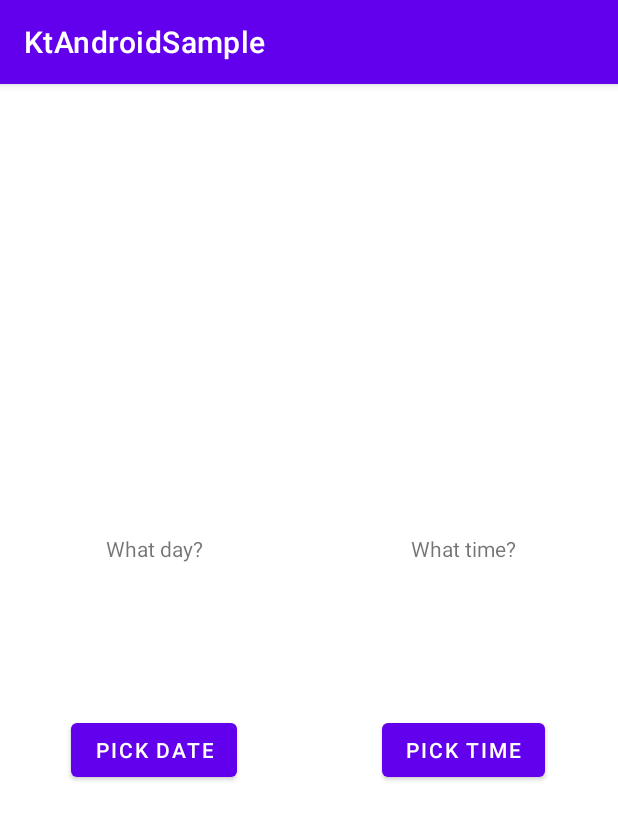
After one commit to nao-sato/AndroidSamplesApp, an Android app: the PickerActivity screen opened directly, with no data from a screen before it, on a phone screen of 412 x 824 dp. The commit adds this screen. Shown: the top 820 px of the screen. Run offline under Robolectric (Android 15) with nearby library versions, the phone set to English and light mode, and no system bars; our stand-ins replace data binding.

Commit message:
・パッケージPickerを追加 ・DatePickerを実装 ・次回コミットでTimePickerを実装

```diff
--- a/app/build.gradle
+++ b/app/build.gradle
@@ -44,6 +44,7 @@ dependencies {
     implementation 'com.google.android.material:material:1.2.1'
     implementation 'androidx.constraintlayout:constraintlayout:2.0.4'
     implementation 'androidx.fragment:fragment-ktx:1.1.0-alpha04'
+    implementation 'androidx.legacy:legacy-support-v4:1.0.0'
     testImplementation 'junit:junit:4.+'
     androidTestImplementation 'androidx.test.ext:junit:1.1.2'
     androidTestImplementation 'androidx.test.espresso:espresso-core:3.3.0'
--- a/app/src/main/java/com/example/ktAndroidSample/MainActivity.kt
+++ b/app/src/main/java/com/example/ktAndroidSample/MainActivity.kt
@@ -5,6 +5,7 @@ import androidx.activity.viewModels
 import androidx.appcompat.app.AppCompatActivity
 import androidx.databinding.DataBindingUtil
 import androidx.lifecycle.Observer
+import com.example.ktAndroidSample.Picker.PickerActivity
 import com.example.ktAndroidSample.databinding.ActivityMainBinding
 import com.example.ktAndroidSample.mediaPlayer.MediaPlayerActivity
 import com.example.ktAndroidSample.service.ServiceActivity
@@ -53,6 +54,7 @@ class MainActivity : AppCompatActivity() {
         when (activitySimpleName) {
             MediaPlayerActivity::class.java.simpleName -> MediaPlayerActivity.start(this)
             ServiceActivity::class.java.simpleName -> ServiceActivity.start(this)
+            PickerActivity::class.java.simpleName -> PickerActivity.start(this)
         }
     }
 
--- a/app/src/main/java/com/example/ktAndroidSample/MainViewModel.kt
+++ b/app/src/main/java/com/example/ktAndroidSample/MainViewModel.kt
@@ -2,6 +2,7 @@ package com.example.ktAndroidSample
 
 import androidx.lifecycle.MutableLiveData
 import androidx.lifecycle.ViewModel
+import com.example.ktAndroidSample.Picker.PickerActivity
 import com.example.ktAndroidSample.mediaPlayer.MediaPlayerActivity
 import com.example.ktAndroidSample.service.ServiceActivity
 
@@ -13,6 +14,7 @@ class MainViewModel: ViewModel() {
             listOf(
                 Pair("MediaPlayer", MediaPlayerActivity::class.java.simpleName),
                 Pair("Service", ServiceActivity::class.java.simpleName),
+                Pair("Picker",PickerActivity::class.java.simpleName)
             )
         )
     }
--- /dev/null
+++ b/app/src/main/java/com/example/ktAndroidSample/Picker/PickerActivity.kt
@@ -0,0 +1,42 @@
+package com.example.ktAndroidSample.Picker
+
+import android.app.Activity
+import android.app.DatePickerDialog
+import android.content.Intent
+import androidx.appcompat.app.AppCompatActivity
+import android.os.Bundle
+import android.view.View
+import android.widget.DatePicker
+import androidx.databinding.DataBindingUtil
+import androidx.databinding.DataBindingUtil.setContentView
+import androidx.fragment.app.FragmentActivity
+import com.example.ktAndroidSample.R
+import com.example.ktAndroidSample.databinding.ActivityPickerBinding
+import com.example.ktAndroidSample.service.ServiceActivity
+import java.util.*
+
+class PickerActivity : AppCompatActivity(), DatePickerDialog.OnDateSetListener {
+
+    lateinit var binding: ActivityPickerBinding
+
+    override fun onCreate(savedInstanceState: Bundle?) {
+        super.onCreate(savedInstanceState)
+        binding = setContentView(this,R.layout.activity_picker)
+        binding.btDate.setOnClickListener{ showDatePickerDialog() }
+    }
+
+    override fun onDateSet(view: DatePicker, year: Int, monthOfYear: Int, dayOfMonth: Int) {
+        val str = String.format(Locale.US, "%d/%d/%d", year, monthOfYear+1, dayOfMonth)
+        binding.txtDate.text = str
+    }
+
+    private fun showDatePickerDialog() {
+        val newFragment = DatePick()
+        newFragment.show(supportFragmentManager, "datePicker")
+
+    }
+
+    companion object{
+        fun start(activity: Activity) = activity.startActivity(Intent(activity, PickerActivity::class.java))
+    }
+}
--- a/app/src/main/res/layout/activity_media.xml
+++ b/app/src/main/res/layout/activity_media.xml
@@ -6,7 +6,8 @@
 
     <androidx.constraintlayout.widget.ConstraintLayout
         android:layout_width="match_parent"
-        android:layout_height="match_parent">
+        android:layout_height="match_parent"
+        tools:context=".mediaPlayer.MediaPlayerActivity">
 
         <LinearLayout
             android:layout_width="match_parent"
--- /dev/null
+++ b/app/src/main/res/layout/activity_picker.xml
@@ -0,0 +1,78 @@
+<?xml version="1.0" encoding="utf-8"?>
+<layout
+    xmlns:android="http://schemas.android.com/apk/res/android"
+    xmlns:app="http://schemas.android.com/apk/res-auto"
+    xmlns:tools="http://schemas.android.com/tools">
+
+
+    <LinearLayout
+        android:layout_width="match_parent"
+        android:layout_height="match_parent"
+        android:orientation="horizontal"
+        android:gravity="center"
+        app:layout_constraintStart_toStartOf="parent"
+        app:layout_constraintTop_toTopOf="parent"
+        tools:context=".Picker.PickerActivity">
+
+        <LinearLayout
+            android:layout_width="match_parent"
+            android:layout_height="match_parent"
+            android:orientation="vertical"
+            android:layout_weight="1"
+            android:gravity="center">
+
+            <TextView
+                android:layout_width="wrap_content"
+                android:layout_height="wrap_content"
+                android:text="@string/txt_pick_date"/>
+
+            <TextView
+                android:id="@+id/txt_date"
+                android:layout_width="wrap_content"
+                android:layout_height="wrap_content"
+                android:layout_marginTop="30dp"
+                android:layout_marginBottom="30dp"
+                android:text=""
+                android:textSize="30sp"
+                tools:text="2021/8/24"/>
+
+            <Button
+                android:id="@+id/bt_date"
+                android:layout_width="wrap_content"
+                android:layout_height="wrap_content"
+                android:text="@string/bt_pick_date"/>
+        </LinearLayout>
+
+        <LinearLayout
+            android:layout_width="match_parent"
+            android:layout_height="match_parent"
+            android:layout_weight="1"
+            android:orientation="vertical"
+            android:gravity="center">
+
+            <TextView
+                android:layout_width="wrap_content"
+                android:layout_height="wrap_content"
+                android:text="@string/txt_pick_time"/>
+
+            <TextView
+                android:id="@+id/txt_time"
+                android:layout_width="wrap_content"
+                android:layout_height="wrap_content"
+                android:layout_marginTop="30dp"
+                android:layout_marginBottom="30dp"
+                android:text=""
+                android:textSize="30sp"
+                tools:text="12:00"/>
+
+            <Button
+                android:id="@+id/bt_time"
+                android:layout_width="wrap_content"
+                android:layout_height="wrap_content"
+                android:text="@string/bt_pick_time"/>
+
+        </LinearLayout>
+
+    </LinearLayout>
+
+</layout>
--- a/app/src/main/res/layout/activity_service.xml
+++ b/app/src/main/res/layout/activity_service.xml
@@ -1,10 +1,12 @@
 <?xml version="1.0" encoding="utf-8"?>
 <layout xmlns:app="http://schemas.android.com/apk/res-auto"
-    xmlns:android="http://schemas.android.com/apk/res/android">
+    xmlns:android="http://schemas.android.com/apk/res/android"
+    xmlns:tools="http://schemas.android.com/tools">
 
     <androidx.constraintlayout.widget.ConstraintLayout
         android:layout_width="match_parent"
-        android:layout_height="match_parent">
+        android:layout_height="match_parent"
+        tools:context=".service.ServiceActivity">
 
         <Button
             android:id="@+id/bt_play"
--- a/app/src/main/res/values/strings.xml
+++ b/app/src/main/res/values/strings.xml
@@ -1,4 +1,5 @@
 <resources>
+    <!--  MediaPlayer  -->
     <string name="app_name">KtAndroidSample</string>
     <string name="tv_loop">リピート再生</string>
     <string name="bt_play_play">再生</string>
@@ -6,10 +7,19 @@
     <string name="bt_forwad"><![CDATA[>>]]></string>
     <string name="bt_play_pause">一時停止</string>
 
+    <!--  Service  -->
     <string name="bt_play_stop">停止</string>
     <string name="msg_notification_title_start">再生開始</string>
     <string name="msg_notification_text_start">音声ファイルの再生を開始しました</string>
     <string name="msg_notification_title_finish">再生終了</string>
     <string name="msg_notification_text_finish">音声ファイルの再生が終了しました</string>
     <string name="notification_channel_name">サービスサンプル通知</string>
+
+    <!--  Picker  -->
+    <string name="txt_pick_date">What day?</string>
+    <string name="txt_pick_time">What time?</string>
+    <string name="bt_pick_date">Pick date</string>
+    <string name="bt_pick_time">Pick time</string>
+    <!-- TODO: Remove or change this placeholder text -->
+    <string name="hello_blank_fragment">Hello blank fragment</string>
 </resources>
```
Also changed, not shown: app/src/main/AndroidManifest.xml (+15 -8 lines), app/src/main/java/com/example/ktAndroidSample/Picker/DatePickerFragment.kt (added, +31 -0 lines), app/src/main/java/com/example/ktAndroidSample/Picker/TimePickerFragment.kt (added, +60 -0 lines), app/src/main/res/layout/fragment_date_picker.xml (added, +14 -0 lines), app/src/main/res/layout/fragment_time_picker.xml (added, +14 -0 lines).
